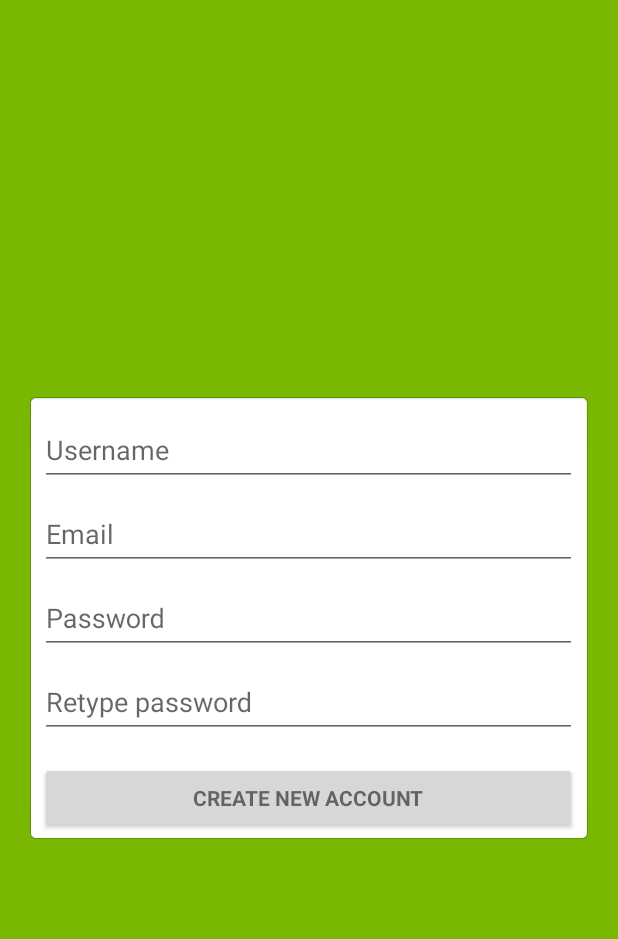
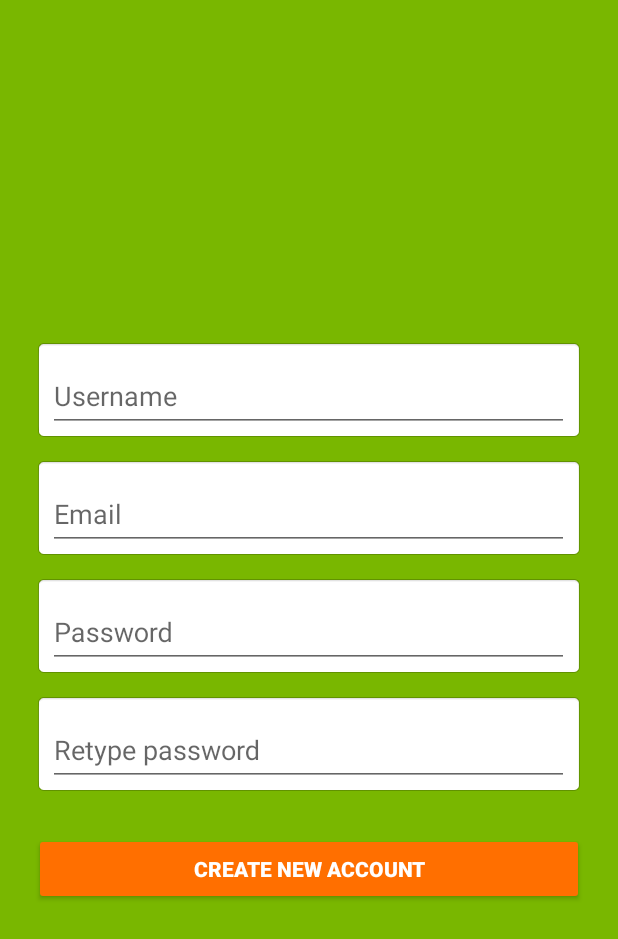
Before and after one commit to Szpansky/Quizator, an Android app: the NewAccountActivity screen opened directly, with no data from a screen before it, on a phone screen of 412 x 824 dp. Shown: the top 939 px of the screen. Run offline under Robolectric (Android 15) with nearby library versions, the phone set to English and light mode, and no system bars; libraries missing offline, so code that uses them is left out: com.squareup.okhttp.

Commit message:
Version 1.73 - new create account screen

```diff
--- a/app/src/main/res/layout/activity_new_account.xml
+++ b/app/src/main/res/layout/activity_new_account.xml
@@ -32,13 +32,14 @@
             android:layout_height="wrap_content"
             android:layout_gravity="center"
             android:layout_margin="1dp"
-            android:background="@android:drawable/editbox_background"
             android:gravity="center"
             android:orientation="vertical">
 
             <android.support.design.widget.TextInputLayout
                 android:layout_width="match_parent"
-                android:layout_height="match_parent">
+                android:layout_height="match_parent"
+                android:layout_margin="@dimen/cell_padding"
+                android:background="@android:drawable/editbox_background">
 
                 <EditText
                     android:id="@+id/userNameRegister"
@@ -52,7 +53,9 @@
 
             <android.support.design.widget.TextInputLayout
                 android:layout_width="match_parent"
-                android:layout_height="match_parent">
+                android:layout_height="match_parent"
+                android:layout_margin="@dimen/cell_padding"
+                android:background="@android:drawable/editbox_background">
 
                 <EditText
                     android:id="@+id/emailRegister"
@@ -66,7 +69,9 @@
 
             <android.support.design.widget.TextInputLayout
                 android:layout_width="match_parent"
-                android:layout_height="wrap_content">
+                android:layout_height="wrap_content"
+                android:layout_margin="@dimen/cell_padding"
+                android:background="@android:drawable/editbox_background">
 
                 <EditText
                     android:id="@+id/passwordRegister"
@@ -83,7 +88,9 @@
 
             <android.support.design.widget.TextInputLayout
                 android:layout_width="match_parent"
-                android:layout_height="match_parent">
+                android:layout_height="match_parent"
+                android:layout_margin="@dimen/cell_padding"
+                android:background="@android:drawable/editbox_background">
 
                 <EditText
                     android:id="@+id/repasswordRegister"
@@ -99,10 +106,12 @@
 
             <Button
                 android:id="@+id/create_account_button_registe"
-                style="?android:textAppearanceSmall"
+                style="@style/Widget.AppCompat.Button.Colored"
                 android:layout_width="match_parent"
                 android:layout_height="wrap_content"
-                android:layout_marginTop="16dp"
+                android:layout_marginLeft="@dimen/cell_padding"
+                android:layout_marginRight="@dimen/cell_padding"
+                android:layout_marginTop="@dimen/button_login_margin"
                 android:text="@string/create_new_account"
                 android:textStyle="bold" />
 
```
